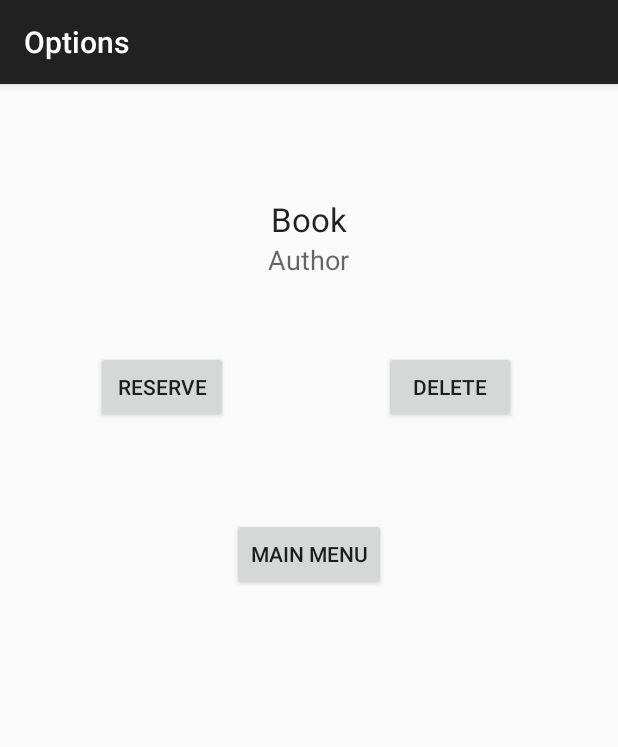
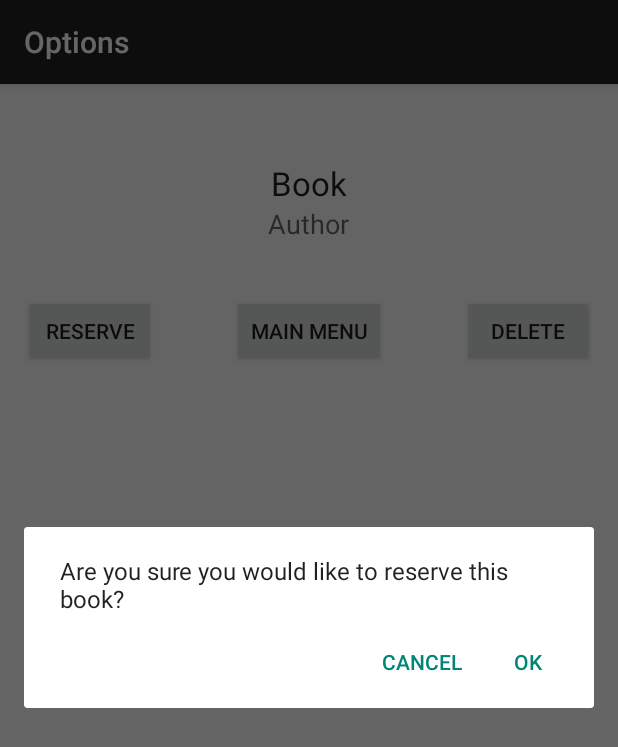
Before and after one commit to AadamBari/Librarians-Assistant, an Android app: the Edition screen opened directly, with no data from a screen before it, after a tap on "RESERVE", on a phone screen of 412 x 824 dp. Shown: the top 747 px of the screen. Run offline under Robolectric (Android 15) with nearby library versions, the phone set to English and light mode, and no system bars.

Commit message:
added dialogs, app icon and changed layout

```diff
--- a/LibrariansAssistant/app/src/main/AndroidManifest.xml
+++ b/LibrariansAssistant/app/src/main/AndroidManifest.xml
@@ -4,7 +4,7 @@
 
     <application
         android:allowBackup="true"
-        android:icon="@mipmap/ic_launcher"
+        android:icon="@drawable/book_stack"
         android:label="@string/menu"
         android:theme="@style/AppTheme" >
         <activity
--- a/LibrariansAssistant/app/src/main/java/com/example/aadam/librariansassistant/Edition.java
+++ b/LibrariansAssistant/app/src/main/java/com/example/aadam/librariansassistant/Edition.java
@@ -1,6 +1,8 @@
 package com.example.aadam.librariansassistant;
 
+import android.app.AlertDialog;
 import android.content.Context;
+import android.content.DialogInterface;
 import android.content.Intent;
 import android.support.v7.app.AppCompatActivity;
 import android.os.Bundle;
@@ -57,13 +59,30 @@ public class Edition extends AppCompatActivity {
 
         try {
 
+            AlertDialog.Builder builder = new AlertDialog.Builder(this);
+            builder.setMessage(R.string.delete_message);
+
+            builder.setPositiveButton(R.string.ok, new DialogInterface.OnClickListener() {
+                public void onClick(DialogInterface dialog, int id) {
+                    // User clicked OK button
                     //instantiate database
                     db.open();
                     db.deleteBook(theBookID);
                     db.close();
 
-            Toast toast = Toast.makeText(this, theBookName + " has been deleted", Toast.LENGTH_SHORT);
+                    Toast toast = Toast.makeText(Edition.this, theBookName + " has been deleted", Toast.LENGTH_SHORT);
                     toast.show();
+
+                }
+            });
+            builder.setNegativeButton(R.string.cancel, new DialogInterface.OnClickListener() {
+                public void onClick(DialogInterface dialog, int id) {
+                    // User cancelled the dialog
+                }
+            });
+
+            AlertDialog dialog = builder.create();
+            dialog.show();
 
         } catch (Exception ex) {
             Context context = getApplicationContext();
@@ -80,9 +99,18 @@ public class Edition extends AppCompatActivity {
 
         try {
 
-            //convert noOfCopies to int, decrement than  reverse
+            //create dialog box to confirm user wants to reserve
+            AlertDialog.Builder builder = new AlertDialog.Builder(this);
+            builder.setMessage(R.string.reserve_message);
+
+            builder.setPositiveButton(R.string.ok, new DialogInterface.OnClickListener() {
+                public void onClick(DialogInterface dialog, int id) {
+                    // User clicked OK button
+
+                    //convert noOfCopies to int
                     int temp = Integer.parseInt(noOfCopies);
 
+                    //if copies available
                     if (temp > 0)
                     {
 
@@ -94,16 +122,30 @@ public class Edition extends AppCompatActivity {
                         db.updateBook(theBookID, noOfCopies);
                         db.close();
 
-                Toast toast = Toast.makeText(this, theBookName +" has been reserved", Toast.LENGTH_SHORT);
+                        Toast toast = Toast.makeText(Edition.this, theBookName +" has been reserved", Toast.LENGTH_SHORT);
                         toast.show();
 
                     }
                     else
                     {
-                Toast toast = Toast.makeText(this, theBookName +" is not available", Toast.LENGTH_SHORT);
+                        Toast toast = Toast.makeText(Edition.this, theBookName +" is not available", Toast.LENGTH_SHORT);
                         toast.show();
 
                     }
+
+
+                }
+            }); //end positive button
+            builder.setNegativeButton(R.string.cancel, new DialogInterface.OnClickListener() {
+                public void onClick(DialogInterface dialog, int id) {
+                    // User cancelled the dialog
+                }
+            }); //end negative button
+
+            //create the dialog box
+            AlertDialog dialog = builder.create();
+            //show the dialog box
+            dialog.show();
 
 
         } catch (Exception ex) {
--- a/LibrariansAssistant/app/src/main/res/layout/activity_edition.xml
+++ b/LibrariansAssistant/app/src/main/res/layout/activity_edition.xml
@@ -11,25 +11,21 @@
         android:layout_height="wrap_content"
         android:text="Reserve"
         android:id="@+id/reserveButton"
-        android:layout_marginTop="162dp"
-        android:layout_alignParentTop="true"
+        android:onClick="onClickReserve"
+        android:layout_alignBaseline="@+id/mainButton"
+        android:layout_alignBottom="@+id/mainButton"
         android:layout_alignParentLeft="true"
-        android:layout_alignParentStart="true"
-        android:layout_marginLeft="48dp"
-        android:layout_marginStart="48dp"
-        android:onClick="onClickReserve"/>
+        android:layout_alignParentStart="true" />
 
     <Button
         android:layout_width="wrap_content"
         android:layout_height="wrap_content"
         android:text="Delete"
         android:id="@+id/deleteButton"
+        android:onClick="onClickDelete"
         android:layout_alignTop="@+id/reserveButton"
         android:layout_alignParentRight="true"
-        android:layout_alignParentEnd="true"
-        android:layout_marginRight="52dp"
-        android:layout_marginEnd="52dp"
-        android:onClick="onClickDelete"/>
+        android:layout_alignParentEnd="true" />
 
     <TextView
         android:layout_width="wrap_content"
@@ -37,9 +33,8 @@
         android:textAppearance="?android:attr/textAppearanceLarge"
         android:text="Book"
         android:id="@+id/currentBook"
-        android:layout_alignParentTop="true"
-        android:layout_centerHorizontal="true"
-        android:layout_marginTop="59dp" />
+        android:layout_marginTop="35dp"
+        android:layout_centerHorizontal="true" />
 
     <TextView
         android:layout_width="wrap_content"
@@ -56,9 +51,16 @@
         android:layout_height="wrap_content"
         android:text="Main Menu"
         android:id="@+id/mainButton"
+        android:layout_marginTop="35dp"
+        android:onClick="onClickMainMenu"
         android:layout_below="@+id/authorText"
-        android:layout_centerHorizontal="true"
-        android:layout_marginTop="160dp"
-        android:onClick="onClickMainMenu"/>
+        android:layout_centerHorizontal="true" />
+
+    <ImageView
+        android:layout_width="125dp"
+        android:layout_height="200dp"
+        android:id="@+id/bookView"
+        android:layout_alignParentBottom="true"
+        android:layout_centerHorizontal="true" />
 
 </RelativeLayout>
--- a/LibrariansAssistant/app/src/main/res/values/strings.xml
+++ b/LibrariansAssistant/app/src/main/res/values/strings.xml
@@ -7,4 +7,9 @@
     <string name="title_activity_list_books">Results</string>
     <string name="title_activity_add_book">Add Book</string>
     <string name="title_activity_edition">Options</string>
+    <string name="delete_message">Are you sure you would like to delete this book?</string>
+    <string name="reserve_message">Are you sure you would like to reserve this book?</string>
+    <string name="ok">OK</string>
+    <string name="cancel">Cancel</string>
+
 </resources>
```
Also changed, not shown: LibrariansAssistant/app/src/main/java/com/example/aadam/librariansassistant/MainActivity.java (+9 -6 lines), LibrariansAssistant/app/src/main/res/layout/row.xml (+6 -10 lines), LibrariansAssistant/app/src/main/res/drawable/book_stack.png (added). Lines whose indentation alone changed are shown as unchanged.
